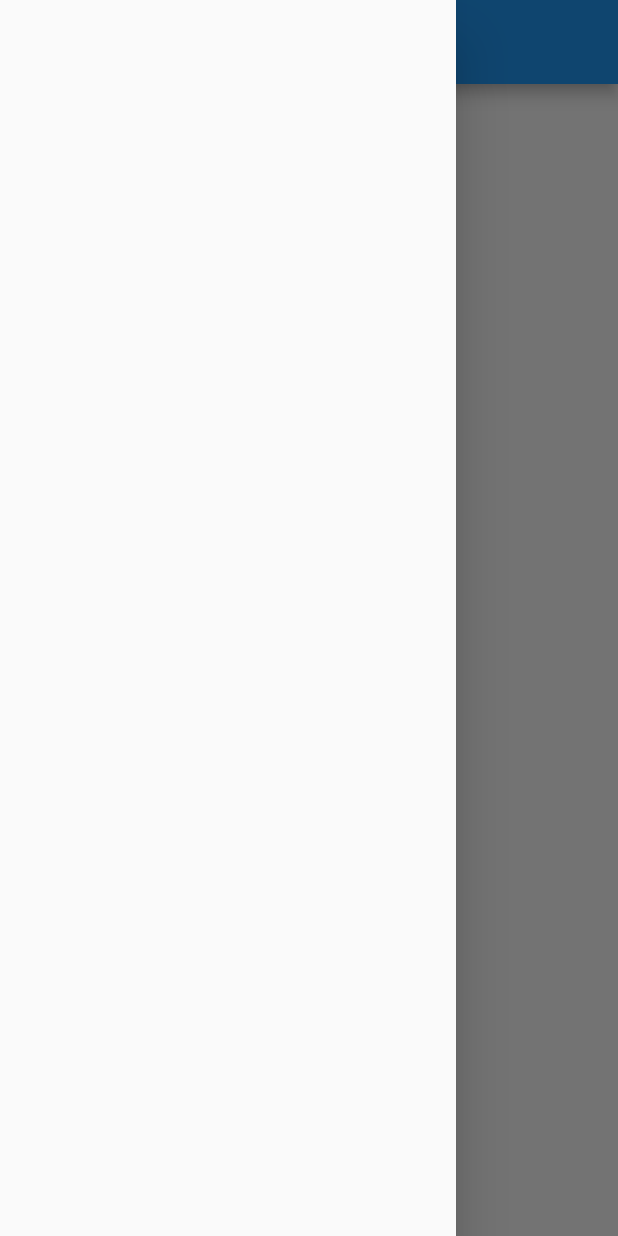
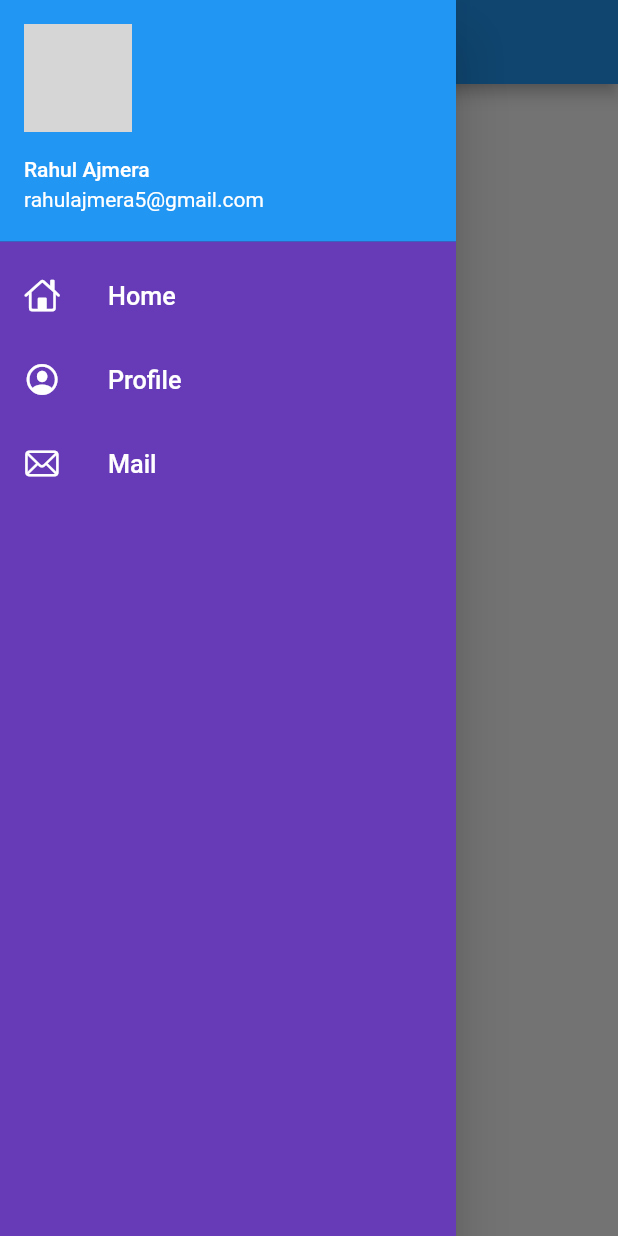
Before and after one commit to LearnSwiftProgramming/Flutter_Learn, a Flutter app: the HomePage screen opened directly, with the side drawer open, on a phone screen of 412 x 824 dp. Run offline on Flutter 3.47's test engine with Material 2 defaults, Android fonts, the phone set to English and light mode, and no system bars; our stand-ins replace google_fonts; network calls fail; grey boxes are pictures that could not be loaded.

Commit message:
day8 completed

```diff
--- a/lib/practice.dart
+++ b/lib/main/practice.dart
@@ -14,7 +14,7 @@ class MyApp extends StatelessWidget {
     return MaterialApp(
       themeMode: ThemeMode.light,
       theme: ThemeData(
-        primarySwatch: Colors.pink,
+        primarySwatch: Colors.deepPurple,
         fontFamily: GoogleFonts.lato().fontFamily,
         primaryTextTheme: GoogleFonts.latoTextTheme(),
       ),
@@ -22,6 +22,7 @@ class MyApp extends StatelessWidget {
         brightness: Brightness.dark,
       ),
       debugShowCheckedModeBanner: false,
+      initialRoute: MyRoutes.homeRoute,
       routes: {
         "/": (BuildContext context) => LoginPage(),
         MyRoutes.homeRoute: (BuildContext context) => HomePage(),
--- a/lib/pages/home_page.dart
+++ b/lib/pages/home_page.dart
@@ -1,4 +1,6 @@
 import "package:flutter/material.dart";
+
+import "../widgets/drawer.dart";
 
 class HomePage extends StatelessWidget {
   final int days = 30;
@@ -14,7 +16,7 @@ class HomePage extends StatelessWidget {
           child: Text("Welcome to $days Flutter $name"),
         ),
       ),
-      drawer: Drawer(),
+      drawer: MyDrawer(),
     );
   }
 }
--- /dev/null
+++ b/lib/widgets/drawer.dart
@@ -0,0 +1,64 @@
+import "package:flutter/cupertino.dart";
+import "package:flutter/material.dart";
+
+class MyDrawer extends StatelessWidget {
+  @override
+  Widget build(BuildContext context) {
+    final imageURL =
+        "https://www.google.com/url?sa=i&url=https%3A%2F%2Fwallpapershome.com%2Fstock-images%2Flove-image-8k-21486.html&psig=AOvVaw1ygWbkrtTPtTKPysrgezLl&ust=1690647149174000&source=images&cd=vfe&opi=89978449&ved=0CBEQjRxqFwoTCKD92dfksYADFQAAAAAdAAAAABAE";
+    return Drawer(
+      child: Container(
+        color: Colors.deepPurple,
+        child: ListView(
+          padding: EdgeInsets.zero,
+          children: [
+            DrawerHeader(
+              padding: EdgeInsets.zero,
+              child: UserAccountsDrawerHeader(
+                margin: EdgeInsets.zero,
+                accountName: Text("Rahul Ajmera"),
+                accountEmail: Text("rahulajmera5@gmail.com"),
+                currentAccountPicture: CircleAvatar(
+                  backgroundImage: NetworkImage(imageURL),
+                ),
+              ),
+            ),
+            ListTile(
+              leading: Icon(
+                CupertinoIcons.home,
+                color: Colors.white,
+              ),
+              title: Text(
+                "Home",
+                textScaleFactor: 1.2,
+                style: TextStyle(color: Colors.white),
+              ),
+            ),
+            ListTile(
+              leading: Icon(
+                CupertinoIcons.profile_circled,
+                color: Colors.white,
+              ),
+              title: Text(
+                "Profile",
+                textScaleFactor: 1.2,
+                style: TextStyle(color: Colors.white),
+              ),
+            ),
+            ListTile(
+              leading: Icon(
+                CupertinoIcons.mail,
+                color: Colors.white,
+              ),
+              title: Text(
+                "Mail",
+                textScaleFactor: 1.2,
+                style: TextStyle(color: Colors.white),
+              ),
+            )
+          ],
+        ),
+      ),
+    );
+  }
+}
```
Also changed, not shown: lib/main/main.dart (renamed from lib/main.dart), 1 other file.
